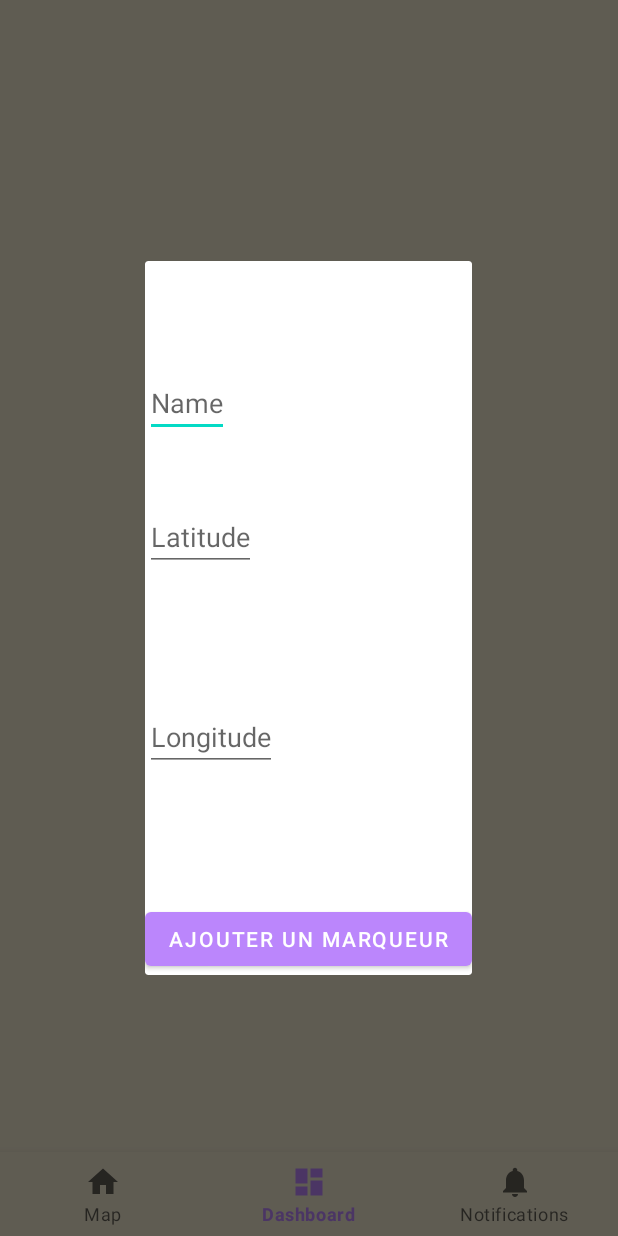
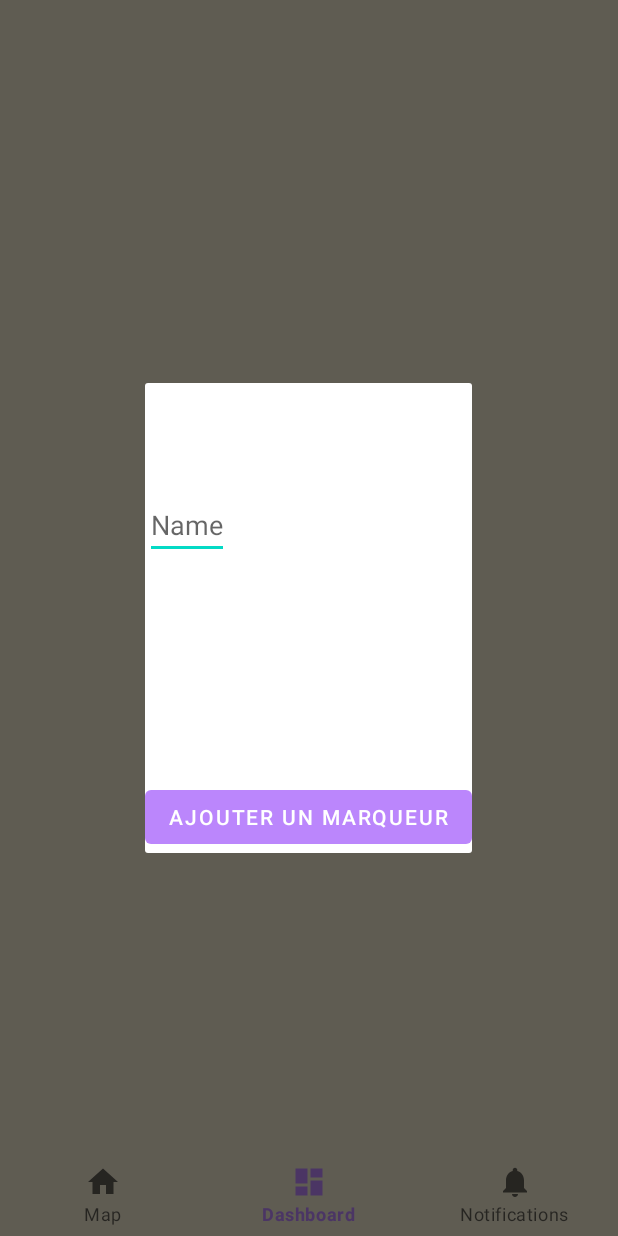
Before and after one commit to celianpth/TimeTravel, an Android app: the fragment MapDialogFragment placed in its activity, item 2 of the bottom bar chosen, on a phone screen of 412 x 824 dp. Run offline under Robolectric (Android 15) with nearby library versions, the phone set to English and light mode, and no system bars; our stand-ins replace Firebase (no records; nobody signed in at launch, a user with empty details on screens opened directly), navigation-ui; libraries missing offline, so code that uses them is left out: org.osmdroid.config, org.osmdroid.events, org.osmdroid.tileprovider, org.osmdroid.util, org.osmdroid.views; 9 statements that could not run were skipped.

Commit message:
ajout onclick position sur la map et creation marker plus icone

```diff
--- a/app/src/main/AndroidManifest.xml
+++ b/app/src/main/AndroidManifest.xml
@@ -52,7 +52,8 @@
         <activity
             android:name=".MainActivity"
             android:exported="true"
-            android:label="@string/app_name" />
+            android:label="@string/app_name"
+            android:hardwareAccelerated="false"/>
     </application>
 
 </manifest>
--- a/app/src/main/java/com/example/timetravel/ui/home/HomeFragment.kt
+++ b/app/src/main/java/com/example/timetravel/ui/home/HomeFragment.kt
@@ -1,6 +1,8 @@
 package com.example.timetravel.ui.home
 
 import android.annotation.SuppressLint
+import android.graphics.Bitmap
+import android.graphics.drawable.BitmapDrawable
 import android.os.Bundle
 import android.os.Handler
 import android.view.LayoutInflater
@@ -10,6 +12,7 @@ import android.widget.Button
 import android.widget.EditText
 import android.widget.Toast
 import androidx.appcompat.app.AppCompatActivity
+import androidx.core.content.ContextCompat
 import androidx.fragment.app.Fragment
 import androidx.lifecycle.ViewModelProvider
 import com.example.timetravel.LocationManager
@@ -23,6 +26,9 @@ import org.osmdroid.views.overlay.Marker
 import com.google.firebase.firestore.FirebaseFirestore;
 import com.google.firebase.firestore.QueryDocumentSnapshot;
 import com.google.firebase.firestore.QuerySnapshot;
+import org.osmdroid.events.MapEventsReceiver
+import org.osmdroid.views.overlay.MapEventsOverlay
+import org.osmdroid.views.overlay.infowindow.MarkerInfoWindow
 
 
 class HomeFragment : Fragment() {
@@ -35,16 +41,17 @@ class HomeFragment : Fragment() {
     private lateinit var map: MapView
     private lateinit var locationManager: LocationManager
     private lateinit var marker: Marker
-
+    val db = FirebaseFirestore.getInstance()
     //var myRef = database.getReference("prout")
-
 
     private fun addMarker(latitude: Double, longitude: Double, title: String) {
         val geoPoint = GeoPoint(latitude, longitude)
-        val marker = Marker(map).apply {
-            position = geoPoint
-            this.title = title
-        }
+            val marker = Marker(map).apply {
+                position = geoPoint
+                this.title = title
+                icon = ContextCompat.getDrawable(requireContext(), R.drawable.favicon)
+            }
+        marker.setAnchor(Marker.ANCHOR_CENTER, Marker.ANCHOR_CENTER)
         map.overlays.add(marker)
     }
     private val handler = Handler()
@@ -80,15 +87,39 @@ class HomeFragment : Fragment() {
         super.onPause()
         stopLocationUpdates()
     }
-    private fun showAddMarkerDialog() {
-        val dialogFragment = MapDialogFragment()
+    private fun showAddMarkerDialog(latitude: Double, longitude: Double) {
+        val dialogFragment = MapDialogFragment.newInstance(latitude, longitude)
         dialogFragment.setOnClickListener(object : MapDialogFragment.OnClickListener {
-            override fun onAddMarkerButtonClicked(latitude: Double, longitude: Double) {
-                addMarker(latitude, longitude, "Marqueur utilisateur")
+            override fun onAddMarkerButtonClicked(latitude: Double, longitude: Double,name_monument:String) {
+                addMarker(latitude, longitude, name_monument)
+                ajoutMarkerDB(latitude, longitude, name_monument)
                 // Le reste du code pour ajouter le marqueur dans la base de données
             }
         })
         dialogFragment.show(childFragmentManager, MapDialogFragment.TAG)
+    }
+    private fun ajoutMarkerDB(latitude: Double, longitude: Double,name_monument:String){
+        val markerData = hashMapOf(
+        "Latitude" to latitude,
+        "Longitude" to longitude,
+        "Name" to name_monument
+        )
+        db.collection("marker").add(markerData).addOnSuccessListener { documentReference ->
+            println("DocumentSnapshot ajouté avec l'ID: ${documentReference.id}")
+            Toast.makeText(
+                requireContext(),
+                "ajout marker db",
+                Toast.LENGTH_SHORT
+            ).show()
+        }
+            .addOnFailureListener { e ->
+                println("Erreur lors de l'ajout du document: $e")
+                Toast.makeText(
+                    requireContext(),
+                    "erreur marker ajout",
+                    Toast.LENGTH_SHORT
+                ).show()
+            }
     }
     //@SuppressLint("SuspiciousIndentation")
     override fun onCreateView(
@@ -105,42 +136,35 @@ class HomeFragment : Fragment() {
         // Setting up osmdroid configuration
         Configuration.getInstance()
             .load(context, requireActivity().getSharedPreferences("OpenStreetMap", 0))
+        val mapEventsOverlay = MapEventsOverlay(object : MapEventsReceiver {
+            override fun singleTapConfirmedHelper(p: GeoPoint?): Boolean {
+                // Gérez le clic ici
+                if (p != null) {
+                    // p contient les coordonnées de l'emplacement cliqué
+                    Toast.makeText(requireContext(), "Clic à ${p.latitude}, ${p.longitude}", Toast.LENGTH_SHORT).show()
+                    showAddMarkerDialog(p.latitude, p.longitude)
+                }
+                return true
+            }
 
+            override fun longPressHelper(p: GeoPoint?): Boolean {
+                // Vous pouvez gérer un appui long ici si nécessaire
+                return false
+            }
+        })
         // Initializing map view
         map = root.findViewById(R.id.map)
         map.setTileSource(TileSourceFactory.MAPNIK)
         map.setMultiTouchControls(true)
         map.controller.setZoom(18.0)
-        val addMarkerButton: Button = root.findViewById(R.id.add_marker)
-        val db = FirebaseFirestore.getInstance()
-
-        addMarkerButton.setOnClickListener {
-                showAddMarkerDialog()
-                // Save marker data to the database
-                /*db.collection("marker").add(markerData).addOnSuccessListener { documentReference ->
-                    println("DocumentSnapshot ajouté avec l'ID: ${documentReference.id}")
-                    Toast.makeText(
-                        requireContext(),
-                        "goog",
-                        Toast.LENGTH_SHORT
-                    ).show()
-                }
-                    .addOnFailureListener { e ->
-                        println("Erreur lors de l'ajout du document: $e")
-                        Toast.makeText(
-                            requireContext(),
-                            "pas good",
-                            Toast.LENGTH_SHORT
-                        ).show()
-                    }
-
-            } else {
-                // Show an error message to the user
-            }*/
-        }
+        map.overlays.add(0, mapEventsOverlay)
+        //val addMarkerButton: Button = root.findViewById(R.id.add_marker)
         locationManager = LocationManager(requireActivity())
         marker = Marker(map)
         startLocationUpdates()
+
+
+
         // Retrieve markers from the database
         db.collection("marker").get()
             .addOnCompleteListener { task ->
--- a/app/src/main/java/com/example/timetravel/ui/home/MapDialogFragment.kt
+++ b/app/src/main/java/com/example/timetravel/ui/home/MapDialogFragment.kt
@@ -12,10 +12,19 @@ import com.example.timetravel.R
 
 class MapDialogFragment : DialogFragment() {
     interface OnClickListener {
-        fun onAddMarkerButtonClicked(latitude: Double, longitude: Double)
+        fun onAddMarkerButtonClicked(latitude: Double, longitude: Double, name_monument: String)
     }
     companion object {
         const val TAG = "MapDialogFragment"
+
+        fun newInstance(latitude: Double, longitude: Double): MapDialogFragment {
+            val fragment = MapDialogFragment()
+            val args = Bundle()
+            args.putDouble("latitude", latitude)
+            args.putDouble("longitude", longitude)
+            fragment.arguments = args
+            return fragment
+        }
     }
 
     private var clickListener: OnClickListener? = null
@@ -30,14 +39,18 @@ class MapDialogFragment : DialogFragment() {
     ): View? {
         val root = inflater.inflate(R.layout.dialog_fragment, container, false)
         // utiliser apres pour add un marker plus proprement dans un dialogfragment
-        val latitudeEditText: EditText = root.findViewById(R.id.latitude)
-        val longitudeEditText: EditText = root.findViewById(R.id.longitude)
+        /*val latitudeEditText: EditText = root.findViewById(R.id.latitude)
+        val longitudeEditText: EditText = root.findViewById(R.id.longitude)*/
+        val latitude = arguments?.getDouble("latitude", 0.0) ?: 0.0
+        val longitude = arguments?.getDouble("longitude", 0.0) ?: 0.0
         val addMarkerButton: Button = root.findViewById(R.id.add_marker)
+        val NomMonumentEditText: EditText = root.findViewById(R.id.name_monument)
         addMarkerButton.setOnClickListener {
-            val latitude = latitudeEditText.text.toString().toDoubleOrNull()
-            val longitude = longitudeEditText.text.toString().toDoubleOrNull()
+            /*val latitude = latitudeEditText.text.toString().toDoubleOrNull()
+            val longitude = longitudeEditText.text.toString().toDoubleOrNull()*/
+            val name_monument = NomMonumentEditText.text.toString()
             if (latitude != null && longitude != null) {
-                clickListener?.onAddMarkerButtonClicked(latitude, longitude)
+                clickListener?.onAddMarkerButtonClicked(latitude, longitude,name_monument)
                 dismiss()  // Dismiss the dialog after handling the click
             } else {
                 // Show an error message to the user
--- a/app/src/main/res/layout/dialog_fragment.xml
+++ b/app/src/main/res/layout/dialog_fragment.xml
@@ -9,43 +9,20 @@
         android:id="@+id/name_monument"
         android:layout_width="match_parent"
         android:layout_height="wrap_content"
-        android:layout_above="@+id/latitude"
         android:layout_alignParentStart="true"
         android:layout_marginTop="72dp"
         android:hint="Name"
         app:layout_constraintTop_toTopOf="parent"
         tools:layout_editor_absoluteX="7dp" />
 
-    <EditText
-        android:id="@+id/latitude"
-        android:layout_width="match_parent"
-        android:layout_height="wrap_content"
-        android:layout_above="@+id/longitude"
-        android:layout_alignParentStart="true"
-        android:layout_marginTop="44dp"
-        android:hint="Latitude"
-        android:inputType="numberDecimal"
-        app:layout_constraintTop_toBottomOf="@+id/name_monument"
-        tools:layout_editor_absoluteX="0dp" />
-
-    <EditText
-        android:id="@+id/longitude"
-        android:layout_width="match_parent"
-        android:layout_height="wrap_content"
-        android:layout_above="@+id/add_marker"
-        android:layout_marginTop="88dp"
-        android:hint="Longitude"
-        android:inputType="numberDecimal"
-        app:layout_constraintTop_toBottomOf="@+id/latitude"
-        tools:layout_editor_absoluteX="-16dp" />
 
     <Button
         android:id="@+id/add_marker"
         android:layout_width="match_parent"
         android:layout_height="wrap_content"
         android:layout_alignParentBottom="true"
-        android:layout_marginTop="88dp"
+        android:layout_marginTop="148dp"
         android:text="Ajouter un marqueur"
-        app:layout_constraintTop_toBottomOf="@+id/longitude"
+        app:layout_constraintTop_toBottomOf="@+id/name_monument"
         tools:layout_editor_absoluteX="0dp" />
 </androidx.constraintlayout.widget.ConstraintLayout>
```
Also changed, not shown: app/src/main/res/drawable/favicon.png (added), app/src/main/res/drawable/position_icon.png (added).
